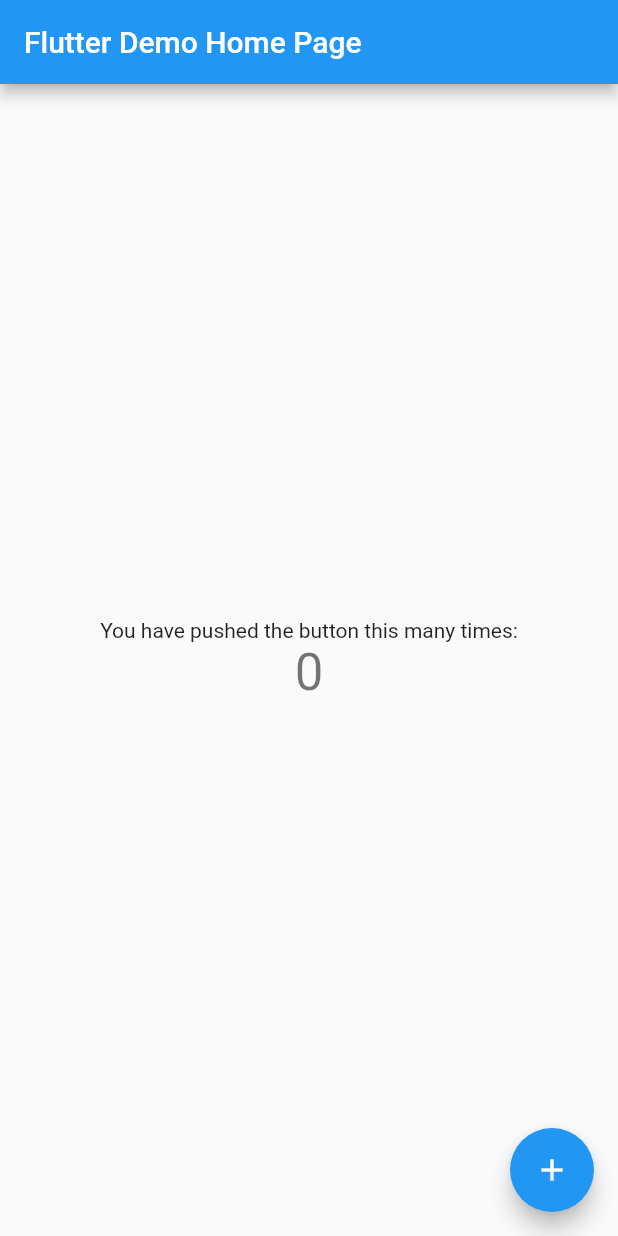
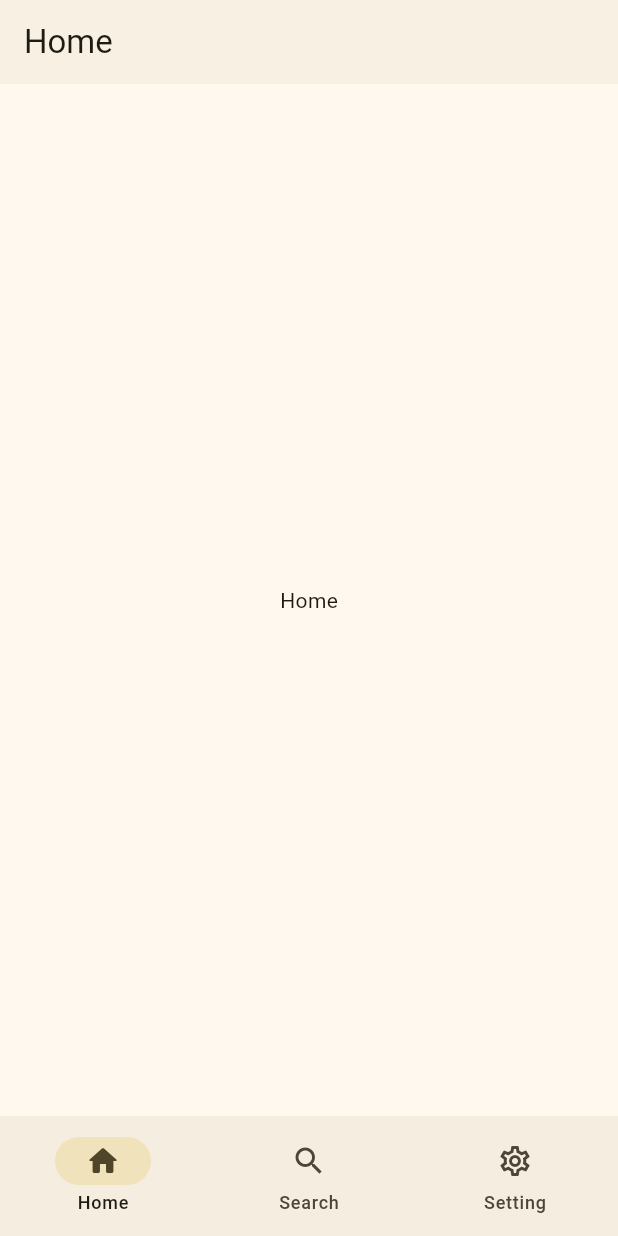
Before and after one commit to teachhaylim/my-movie-list-v2, a Flutter app: the screen it shows after launch, on a phone screen of 412 x 824 dp. Run offline on Flutter 3.47's test engine with Material 2 defaults, Android fonts, the phone set to English and light mode, and no system bars; our stand-ins replace get, get_it, package_info_plus, shared_preferences.

Commit message:
What's new?
- added project structure
- added app routes
- added app locale
- added app theme
- added app perference keys
- added app dependency injection
- added app router navigation
- added splash screen
- added main scaffold
- added home sub screen
- added search sub screen
- added setting sub screen
- added change theme screen
- added custom simple dialog
- others

```diff
--- /dev/null
+++ b/lib/core/colors.dart
@@ -0,0 +1 @@
+class AppColor {}
--- /dev/null
+++ b/lib/core/constants.dart
@@ -0,0 +1 @@
+class AppConstant {}
--- /dev/null
+++ b/lib/core/locale.dart
@@ -0,0 +1,13 @@
+class AppLocale {
+  static const String navigationHomeLabel = "Home";
+  static const String navigationSearchLabel = "Search";
+  static const String navigationSettingLable = "Setting";
+  static const String changeThemeText = "Change Theme";
+  static const String aboutText = "About";
+  static const String darkThemeText = "Dark";
+  static const String lightThemeText = "Light";
+  static const String systemThemeText = "System Theme";
+  static const String commonInfoText = "Information";
+  static const String commonOkText = "Ok";
+  static const String madeWithLoveText = "Made with ❤️ by Teachhay Lim";
+}
--- /dev/null
+++ b/lib/core/preference_keys.dart
@@ -0,0 +1,3 @@
+class AppPreferenceKeys {
+  static const String savedTheme = "savedTheme";
+}
--- /dev/null
+++ b/lib/core/router.dart
@@ -0,0 +1,13 @@
+import 'package:get/get.dart';
+import 'package:my_movie_list_v2/core/routes.dart';
+import 'package:my_movie_list_v2/views/change_theme/change_theme.screen.dart';
+import 'package:my_movie_list_v2/views/main_scaffold/main_scaffold.dart';
+import 'package:my_movie_list_v2/views/splash_screen/splash.screen.dart';
+
+class AppRouter {
+  static final router = [
+    GetPage(name: AppRoutes.mainScaffoldScreen, showCupertinoParallax: false, page: () => const MainScaffold()),
+    GetPage(name: AppRoutes.splashScreen, showCupertinoParallax: false, page: () => const SplashScreen()),
+    GetPage(name: AppRoutes.changeThemeScreen, showCupertinoParallax: false, page: () => const ChangeThemeScreen()),
+  ];
+}
--- /dev/null
+++ b/lib/core/routes.dart
@@ -0,0 +1,5 @@
+class AppRoutes {
+  static const String mainScaffoldScreen = "/mainScaffold";
+  static const String splashScreen = "/splash";
+  static const String changeThemeScreen = "/changeTheme";
+}
--- /dev/null
+++ b/lib/core/theme.dart
@@ -0,0 +1,15 @@
+import 'package:flutter/material.dart';
+
+class AppTheme {
+  static final ThemeData lightTheme = ThemeData(
+    useMaterial3: true,
+    colorSchemeSeed: Colors.amberAccent,
+    brightness: Brightness.light,
+  );
+
+  static final ThemeData darkTheme = ThemeData(
+    useMaterial3: true,
+    colorSchemeSeed: Colors.amberAccent,
+    brightness: Brightness.dark,
+  );
+}
--- a/lib/main.dart
+++ b/lib/main.dart
@@ -1,115 +1,34 @@
-import 'package:flutter/material.dart';
+import "package:flutter/material.dart";
+import "package:get/get.dart";
+import "package:my_movie_list_v2/core/di.dart";
+import "package:my_movie_list_v2/core/router.dart";
+import "package:my_movie_list_v2/core/routes.dart";
+import "package:my_movie_list_v2/core/theme.dart";
+import "package:my_movie_list_v2/utils/ext/shared_preference.ext.dart";
+import "package:package_info_plus/package_info_plus.dart";
+import "package:shared_preferences/shared_preferences.dart";
 
-void main() {
-  runApp(const MyApp());
+void main() async {
+  WidgetsFlutterBinding.ensureInitialized();
+  PackageInfo packageInfo = await PackageInfo.fromPlatform();
+  await initDependencyInjection(packageInfo);
+  runApp(const MyMovieListApp());
 }
 
-class MyApp extends StatelessWidget {
-  const MyApp({super.key});
+class MyMovieListApp extends StatelessWidget {
+  const MyMovieListApp({super.key});
 
-  // This widget is the root of your application.
   @override
   Widget build(BuildContext context) {
-    return MaterialApp(
-      title: 'Flutter Demo',
-      theme: ThemeData(
-        // This is the theme of your application.
-        //
-        // Try running your application with "flutter run". You'll see the
-        // application has a blue toolbar. Then, without quitting the app, try
-        // changing the primarySwatch below to Colors.green and then invoke
-        // "hot reload" (press "r" in the console where you ran "flutter run",
-        // or simply save your changes to "hot reload" in a Flutter IDE).
-        // Notice that the counter didn't reset back to zero; the application
-        // is not restarted.
-        primarySwatch: Colors.blue,
-      ),
-      home: const MyHomePage(title: 'Flutter Demo Home Page'),
+    return GetMaterialApp(
+      title: "My Movie List",
+      theme: AppTheme.lightTheme,
+      darkTheme: AppTheme.darkTheme,
+      themeMode: getIt<SharedPreferences>().savedTheme,
+      getPages: AppRouter.router,
+      initialRoute: AppRoutes.splashScreen,
+      debugShowCheckedModeBanner: false,
+      defaultTransition: Transition.cupertino,
     );
   }
 }
-
-class MyHomePage extends StatefulWidget {
-  const MyHomePage({super.key, required this.title});
-
-  // This widget is the home page of your application. It is stateful, meaning
-  // that it has a State object (defined below) that contains fields that affect
-  // how it looks.
-
-  // This class is the configuration for the state. It holds the values (in this
-  // case the title) provided by the parent (in this case the App widget) and
-  // used by the build method of the State. Fields in a Widget subclass are
-  // always marked "final".
-
-  final String title;
-
-  @override
-  State<MyHomePage> createState() => _MyHomePageState();
-}
-
-class _MyHomePageState extends State<MyHomePage> {
-  int _counter = 0;
-
-  void _incrementCounter() {
-    setState(() {
-      // This call to setState tells the Flutter framework that something has
-      // changed in this State, which causes it to rerun the build method below
-      // so that the display can reflect the updated values. If we changed
-      // _counter without calling setState(), then the build method would not be
-      // called again, and so nothing would appear to happen.
-      _counter++;
-    });
-  }
-
-  @override
-  Widget build(BuildContext context) {
-    // This method is rerun every time setState is called, for instance as done
-    // by the _incrementCounter method above.
-    //
-    // The Flutter framework has been optimized to make rerunning build methods
-    // fast, so that you can just rebuild anything that needs updating rather
-    // than having to individually change instances of widgets.
-    return Scaffold(
-      appBar: AppBar(
-        // Here we take the value from the MyHomePage object that was created by
-        // the App.build method, and use it to set our appbar title.
-        title: Text(widget.title),
-      ),
-      body: Center(
-        // Center is a layout widget. It takes a single child and positions it
-        // in the middle of the parent.
-        child: Column(
-          // Column is also a layout widget. It takes a list of children and
-          // arranges them vertically. By default, it sizes itself to fit its
-          // children horizontally, and tries to be as tall as its parent.
-          //
-          // Invoke "debug painting" (press "p" in the console, choose the
-          // "Toggle Debug Paint" action from the Flutter Inspector in Android
-          // Studio, or the "Toggle Debug Paint" command in Visual Studio Code)
-          // to see the wireframe for each widget.
-          //
-          // Column has various properties to control how it sizes itself and
-          // how it positions its children. Here we use mainAxisAlignment to
-          // center the children vertically; the main axis here is the vertical
-          // axis because Columns are vertical (the cross axis would be
-          // horizontal).
-          mainAxisAlignment: MainAxisAlignment.center,
-          children: <Widget>[
-            const Text(
-              'You have pushed the button this many times:',
-            ),
-            Text(
-              '$_counter',
-              style: Theme.of(context).textTheme.headlineMedium,
-            ),
-          ],
-        ),
-      ),
-      floatingActionButton: FloatingActionButton(
-        onPressed: _incrementCounter,
-        tooltip: 'Increment',
-        child: const Icon(Icons.add),
-      ), // This trailing comma makes auto-formatting nicer for build methods.
-    );
-  }
-}
--- /dev/null
+++ b/lib/views/main_scaffold/home/home.screen.dart
@@ -0,0 +1,24 @@
+import 'package:flutter/material.dart';
+import 'package:my_movie_list_v2/core/locale.dart';
+
+class HomeScreen extends StatefulWidget {
+  const HomeScreen({super.key});
+
+  @override
+  State<HomeScreen> createState() => _HomeScreenState();
+}
+
+class _HomeScreenState extends State<HomeScreen> {
+  @override
+  Widget build(BuildContext context) {
+    return Scaffold(
+      appBar: AppBar(
+        elevation: 1,
+        title: const Text(AppLocale.navigationHomeLabel),
+      ),
+      body: const Center(
+        child: Text("Home"),
+      ),
+    );
+  }
+}
--- /dev/null
+++ b/lib/views/main_scaffold/main_scaffold.dart
@@ -0,0 +1,54 @@
+import 'package:flutter/material.dart';
+import 'package:my_movie_list_v2/core/locale.dart';
+import 'package:my_movie_list_v2/views/main_scaffold/home/home.screen.dart';
+import 'package:my_movie_list_v2/views/main_scaffold/search/search.screen.dart';
+import 'package:my_movie_list_v2/views/setting/setting.screen.dart';
+
+class MainScaffold extends StatefulWidget {
+  const MainScaffold({super.key});
+
+  @override
+  State<MainScaffold> createState() => _MainScaffoldState();
+}
+
+class _MainScaffoldState extends State<MainScaffold> {
+  int currentPageIndex = 0;
+
+  @override
+  Widget build(BuildContext context) {
+    return Scaffold(
+      body: IndexedStack(
+        index: currentPageIndex,
+        children: const [
+          HomeScreen(),
+          SearchScreen(),
+          SettingScreen(),
+        ],
+      ),
+      bottomNavigationBar: NavigationBar(
+        selectedIndex: currentPageIndex,
+        onDestinationSelected: (index) => setState(() => currentPageIndex = index),
+        destinations: const [
+          NavigationDestination(
+            icon: Icon(Icons.home_outlined),
+            selectedIcon: Icon(Icons.home_rounded),
+            label: AppLocale.navigationHomeLabel,
+            tooltip: "",
+          ),
+          NavigationDestination(
+            icon: Icon(Icons.search_outlined),
+            selectedIcon: Icon(Icons.search_rounded),
+            label: AppLocale.navigationSearchLabel,
+            tooltip: "",
+          ),
+          NavigationDestination(
+            icon: Icon(Icons.settings_outlined),
+            selectedIcon: Icon(Icons.settings_rounded),
+            label: AppLocale.navigationSettingLable,
+            tooltip: "",
+          ),
+        ],
+      ),
+    );
+  }
+}
```
Also changed, not shown: lib/core/di.dart (added, +12 -0 lines), lib/core/dialog.dart (added, +27 -0 lines), lib/utils/ext/shared_preference.ext.dart (added, +25 -0 lines), lib/views/change_theme/change_theme.screen.dart (added, +53 -0 lines), lib/views/main_scaffold/search/search.screen.dart (added, +24 -0 lines), lib/views/setting/setting.screen.dart (added, +56 -0 lines), lib/views/splash_screen/splash.screen.dart (added, +27 -0 lines), pubspec.yaml (+27 -43 lines), lib/utils/functions.dart (added), pubspec.lock, 6 other files.
